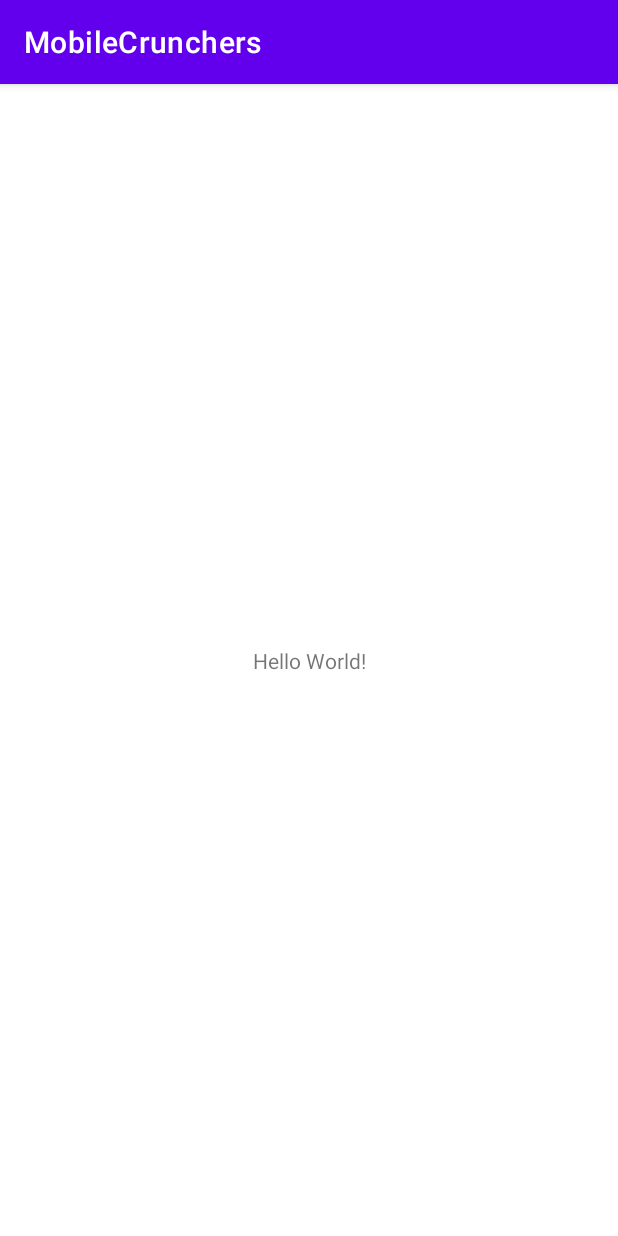
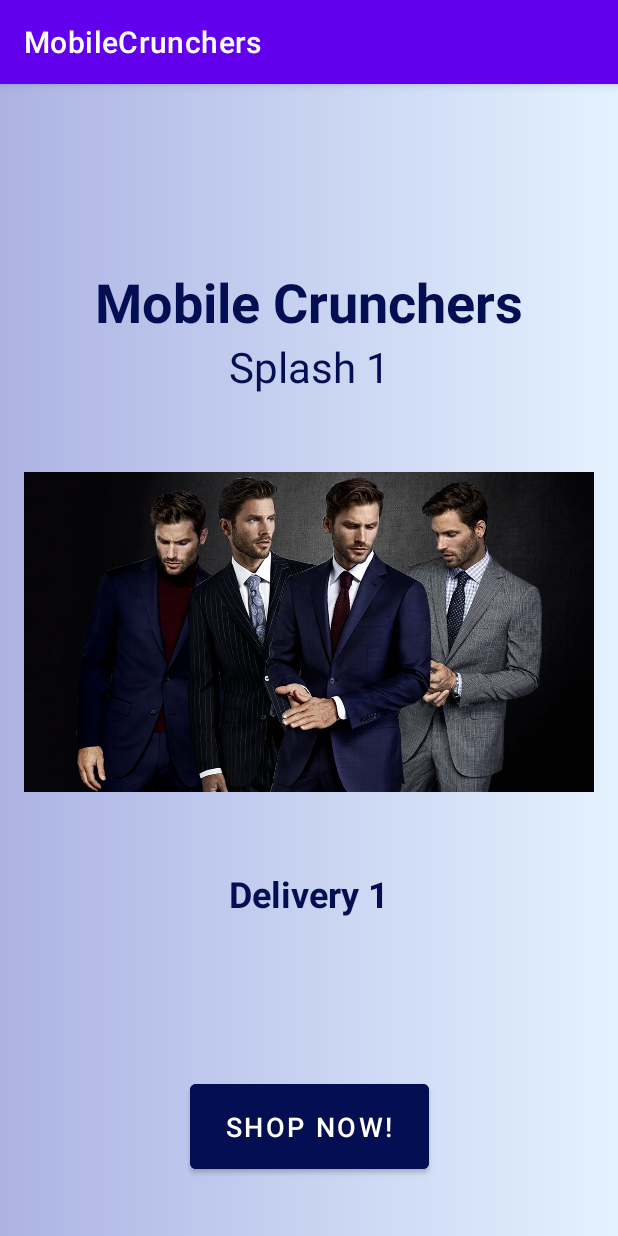
Before and after one commit to Vexole/ecommerce-site, an Android app: the screen it shows after launch (MainActivity), on a phone screen of 412 x 824 dp. Run offline under Robolectric (Android 15) with nearby library versions, the phone set to English and light mode, and no system bars.

Commit message:
View Pager Implementation

```diff
--- a/app/build.gradle
+++ b/app/build.gradle
@@ -38,6 +38,8 @@ dependencies {
     implementation 'androidx.appcompat:appcompat:1.6.1'
     implementation 'com.google.android.material:material:1.8.0'
     implementation 'androidx.constraintlayout:constraintlayout:2.1.4'
+    implementation "androidx.viewpager2:viewpager2:1.0.0"
+    implementation 'androidx.recyclerview:recyclerview:1.2.1'
     implementation 'com.google.firebase:firebase-database:20.1.0'
     implementation 'com.google.firebase:firebase-auth:21.1.0'
     implementation 'com.google.firebase:firebase-storage:20.1.0'
--- a/app/src/main/java/com/group1/MainActivity.kt
+++ b/app/src/main/java/com/group1/MainActivity.kt
@@ -1,11 +1,20 @@
 package com.group1
 
+import android.os.Bundle
 import androidx.appcompat.app.AppCompatActivity
-import android.os.Bundle
+import androidx.viewpager2.widget.ViewPager2
 
 class MainActivity : AppCompatActivity() {
     override fun onCreate(savedInstanceState: Bundle?) {
         super.onCreate(savedInstanceState)
         setContentView(R.layout.activity_main)
+
+        val vPager = findViewById<ViewPager2>(R.id.vPager)
+        val adapter = ViewPagerAdapter(this, arrayListOf(
+            SplashScreen("Splash 1", "Delivery 1", R.drawable.splash1),
+            SplashScreen("Splash 2", "Delivery 2", R.drawable.splash2),
+            SplashScreen("Splash 3", "Delivery 3", R.drawable.splash3)
+        ))
+        vPager.adapter = adapter
     }
 }
--- /dev/null
+++ b/app/src/main/java/com/group1/ViewPagerAdapter.kt
@@ -0,0 +1,47 @@
+package com.group1
+
+import android.content.Context
+import android.content.Intent
+import android.view.LayoutInflater
+import android.view.View
+import android.view.ViewGroup
+import android.widget.Button
+import android.widget.ImageView
+import android.widget.TextView
+import androidx.recyclerview.widget.RecyclerView
+
+class ViewPagerAdapter(
+    private val context: Context,
+    private val splashScreens: List<SplashScreen>
+) :
+RecyclerView.Adapter<ViewPagerAdapter.ViewHolder>() {
+
+    class ViewHolder(itemView: View
+    ) : RecyclerView.ViewHolder(itemView) {
+         var tvStoreDescription : TextView? = itemView.findViewById(R.id.tvStoreDescription)
+         var tvDeliveredText : TextView = itemView.findViewById(R.id.tvDeliveredText)
+         var imgSplashScreen : ImageView= itemView.findViewById(R.id.imgSplashScreen)
+         var btnShopNow :  Button = itemView.findViewById(R.id.btnShopNow)
+    }
+
+    override fun onCreateViewHolder(parent: ViewGroup, viewType: Int): ViewHolder {
+        return ViewHolder(
+            LayoutInflater.from(parent.context).inflate(
+                R.layout.activity_splash_screen, parent, false
+            )
+        )
+    }
+
+    override fun onBindViewHolder(holder: ViewHolder, position: Int) {
+        val splashScreen = splashScreens[position]
+        holder.tvStoreDescription?.text = splashScreen.description
+        holder.tvDeliveredText.text = splashScreen.delivery
+        holder.imgSplashScreen.setImageResource(splashScreen.image)
+        holder.btnShopNow.setOnClickListener {
+            val i = Intent(context, ProductList::class.java)
+            context.startActivity(i)
+        }
+    }
+
+    override fun getItemCount(): Int = splashScreens.size
+}
--- a/app/src/main/res/layout/activity_main.xml
+++ b/app/src/main/res/layout/activity_main.xml
@@ -1,18 +1,15 @@
 <?xml version="1.0" encoding="utf-8"?>
 <androidx.constraintlayout.widget.ConstraintLayout xmlns:android="http://schemas.android.com/apk/res/android"
     xmlns:app="http://schemas.android.com/apk/res-auto"
-    xmlns:tools="http://schemas.android.com/tools"
     android:layout_width="match_parent"
-    android:layout_height="match_parent"
-    tools:context=".MainActivity">
+    android:layout_height="match_parent">
 
-    <TextView
-        android:layout_width="wrap_content"
-        android:layout_height="wrap_content"
-        android:text="Hello World!"
+    <androidx.viewpager2.widget.ViewPager2
+        android:id="@+id/vPager"
+        android:layout_width="match_parent"
+        android:layout_height="match_parent"
         app:layout_constraintBottom_toBottomOf="parent"
         app:layout_constraintEnd_toEndOf="parent"
         app:layout_constraintStart_toStartOf="parent"
         app:layout_constraintTop_toTopOf="parent" />
-
 </androidx.constraintlayout.widget.ConstraintLayout>
--- a/app/src/main/res/layout/product.xml
+++ b/app/src/main/res/layout/product.xml
@@ -52,7 +52,7 @@
                 android:layout_marginStart="4dp"
                 android:layout_marginTop="8dp"
                 android:layout_marginEnd="4dp"
-                android:contentDescription="@string/cotton_shirt_image"
+                android:contentDescription="Mobile Phone"
                 android:scaleType="fitCenter"
                 app:layout_constraintBottom_toBottomOf="@+id/tvPrice"
                 app:layout_constraintEnd_toStartOf="@+id/guideline12"
```
Also changed, not shown: app/src/main/java/com/group1/SplashScreen.kt (+1 -9 lines), app/src/main/res/layout/activity_product_detail.xml (+18 -18 lines), app/src/main/res/drawable/splash1.png (added), app/src/main/res/drawable/splash3.png (added), 1 other file.
